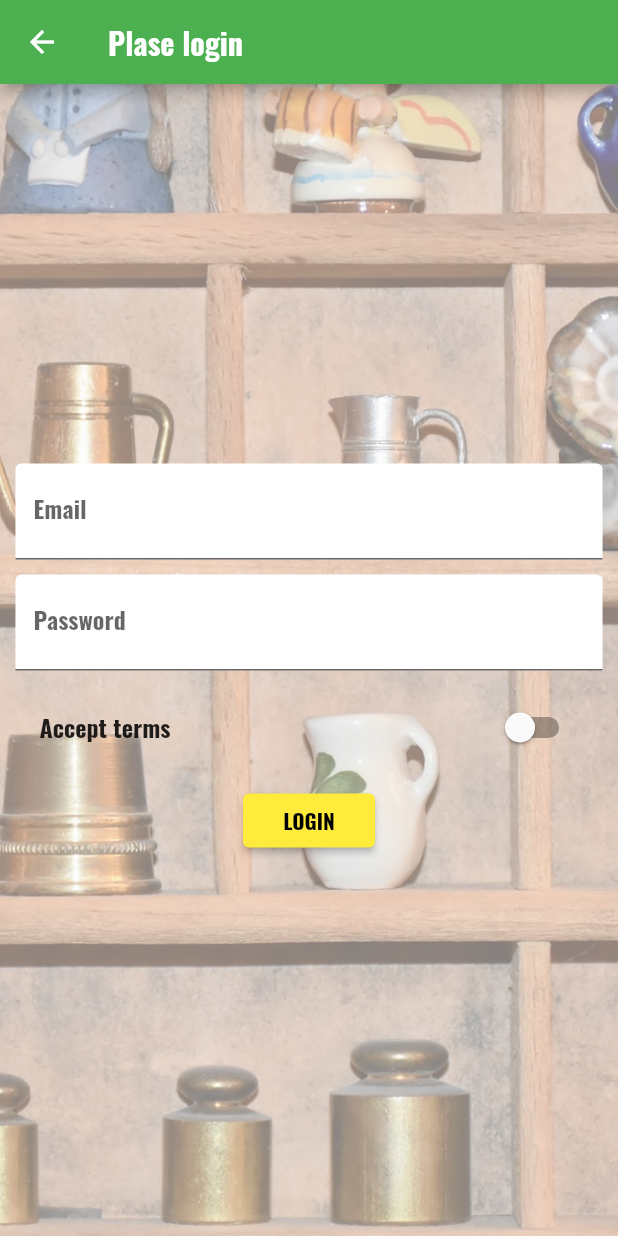
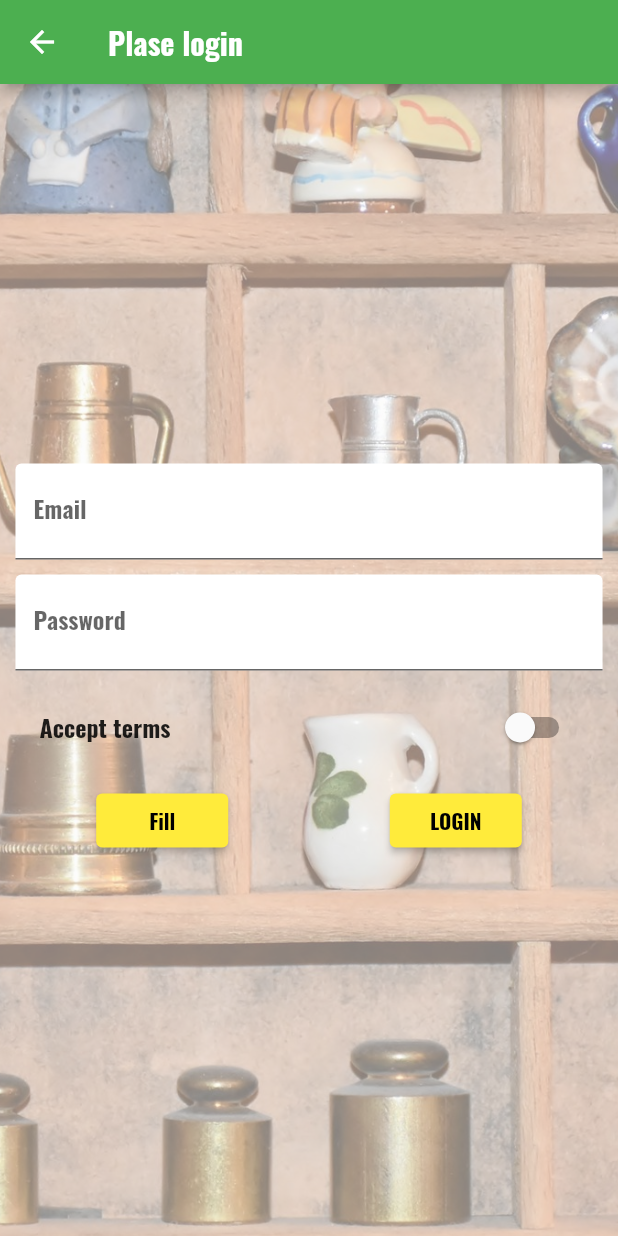
Before and after one commit to alfaodin/flutter_course, a Flutter app: the screen it shows after launch, after a tap on "Flutter Course", on a phone screen of 412 x 824 dp. Run offline on Flutter 3.47's test engine with Material 2 defaults, Android fonts, the phone set to English and light mode, and no system bars; missing offline and left inert: fluttery, fluttery_audio.

Commit message:
Menu principal, cambios para mostrar el listado de productos

```diff
--- a/lib/main.dart
+++ b/lib/main.dart
@@ -62,9 +62,8 @@ class _MyAppState extends State<MyApp> {
         '/course': (BuildContext context) => AuthPage(),
         '/manager': (BuildContext context) =>
             ProductManager(_products, _addProduct, _deleteProduct),
-        '/admin': (BuildContext context) => ProductAdmin(
-              createProductCallback: _addProduct,
-            ),
+        '/admin': (BuildContext context) =>
+            ProductAdmin(_addProduct, _products),
         '/music': (BuildContext context) => MusicHome(),
         '/splash': (BuildContext context) => Home(),
         '/stagger': (BuildContext context) => StaggerPageAnimator(),
--- a/lib/pages/auth.dart
+++ b/lib/pages/auth.dart
@@ -57,6 +57,22 @@ class _AuthPageState extends State<AuthPage> {
                     SizedBox(
                       height: 10,
                     ),
+                    Row(
+                      crossAxisAlignment: CrossAxisAlignment.center,
+                      mainAxisAlignment: MainAxisAlignment.spaceAround,
+                      children: <Widget>[
+                        RaisedButton(
+                          child: Text('Fill'),
+                          onPressed: () {
+                            setState(() {
+                              _formData['acceptTerms'] = true;
+                              _formData['email'] = 'test@test.com';
+                              _formData['password'] = '123456789';
+                            });
+
+                            print("esta es una prueba ${_formData['email']}");
+                          },
+                        ),
                         RaisedButton(
                           child: Text('LOGIN'),
                           onPressed: () {
@@ -67,6 +83,8 @@ class _AuthPageState extends State<AuthPage> {
                               Navigator.pushReplacementNamed(context, '/admin');
                             }
                           },
+                        ),
+                      ],
                     ),
                   ],
                 ),
--- a/lib/pages/main_menu/main_menu.dart
+++ b/lib/pages/main_menu/main_menu.dart
@@ -1,6 +1,7 @@
 import 'package:flutter/cupertino.dart';
 import 'package:flutter/material.dart';
 import 'package:flutter/rendering.dart';
+import 'package:flutter_staggered_grid_view/flutter_staggered_grid_view.dart';
 
 class MainMenu extends StatelessWidget {
   const MainMenu({Key key}) : super(key: key);
@@ -15,7 +16,71 @@ class MainMenu extends StatelessWidget {
         body: Container(
           color: Colors.blueGrey,
           constraints: BoxConstraints.expand(),
-          child: Column(
+          child: _buildStaggerdGrid(context),
+        ),
+      ),
+    );
+  }
+}
+
+Widget _buildStaggerdGrid(BuildContext context) {
+  return GridView.count(
+    crossAxisCount: 2,
+    crossAxisSpacing: 12.0,
+    mainAxisSpacing: 12,
+    padding: EdgeInsets.symmetric(
+      horizontal: 26,
+      vertical: 20,
+    ),
+    children: <Widget>[
+      RaisedButton.icon(
+        icon: Icon(Icons.all_inclusive),
+        label: Text('Stagger Animation'),
+        onPressed: () {
+          Navigator.pushNamed(context, '/stagger');
+        },
+      ),
+      RaisedButton.icon(
+        icon: Icon(Icons.assignment),
+        label: Text('Flutter Course'),
+        onPressed: () {
+          Navigator.pushNamed(context, '/course');
+        },
+      ),
+      RaisedButton.icon(
+        icon: Icon(Icons.music_note),
+        label: Text('Music Player'),
+        onPressed: () {
+          Navigator.pushNamed(context, '/music');
+        },
+      ),
+      RaisedButton.icon(
+        icon: Icon(Icons.speaker_notes),
+        label: Text('Splash'),
+        onPressed: () {
+          Navigator.pushNamed(context, '/splash');
+        },
+      ),
+      RaisedButton.icon(
+        icon: Icon(Icons.add_to_home_screen),
+        label: Text('Administrador'),
+        onPressed: () {
+          Navigator.pushNamed(context, '/admin');
+        },
+      ),
+      RaisedButton.icon(
+        icon: Icon(Icons.memory),
+        label: Text('Manager'),
+        onPressed: () {
+          Navigator.pushNamed(context, '/manager');
+        },
+      ),
+    ],
+  );
+}
+
+Widget _buildNormalMenu(BuildContext context) {
+  return Column(
     mainAxisAlignment: MainAxisAlignment.center,
     crossAxisAlignment: CrossAxisAlignment.center,
     mainAxisSize: MainAxisSize.max,
@@ -84,9 +149,5 @@ class MainMenu extends StatelessWidget {
         flex: 2,
       ),
     ],
-          ),
-        ),
-      ),
   );
 }
-}
--- a/pubspec.yaml
+++ b/pubspec.yaml
@@ -28,6 +28,7 @@ dependencies:
 
   fluttery: ^0.0.8
   fluttery_audio: ^0.0.4
+  flutter_staggered_grid_view: ^0.3.0
 
 dev_dependencies:
   flutter_test:
```
Also changed, not shown: lib/pages/products/product_admin.dart (+5 -2 lines), lib/pages/products/product_list.dart (+14 -3 lines), pubspec.lock. Lines whose indentation alone changed are shown as unchanged.
